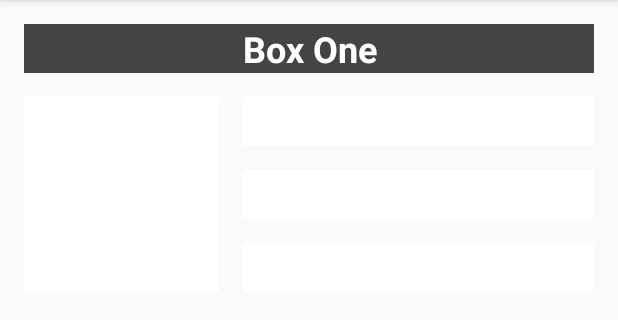
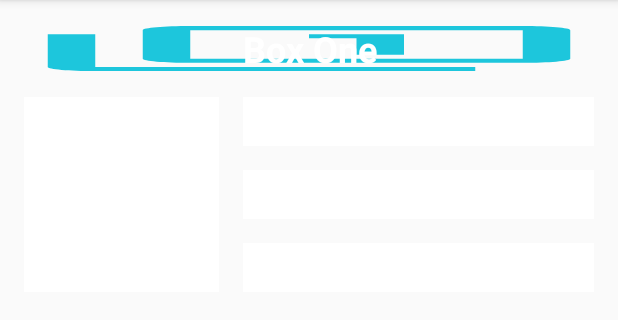
Before and after one commit to vsrinivasan81/ColorMyViews, an Android app: the screen it shows after launch (MainActivity), after a tap on "Box One", on a phone screen of 412 x 824 dp, the part 84-404 px from its top. Run offline under Robolectric (Android 15) with nearby library versions, the phone set to English and light mode, and no system bars; Roboto replaces fonts that are not available here.

Commit message:
Set background image instead of background color

```diff
--- a/app/src/main/java/com/example/android/colormyviews/MainActivity.kt
+++ b/app/src/main/java/com/example/android/colormyviews/MainActivity.kt
@@ -17,11 +17,21 @@ class MainActivity : AppCompatActivity() {
     private fun makeColored(view: View) {
         when (view.id) {
             // Boxes using Color class colors for the background
+            /*
             R.id.box_one_text -> view.setBackgroundColor(Color.DKGRAY)
             R.id.box_two_text -> view.setBackgroundColor(Color.GRAY)
             R.id.box_three_text -> view.setBackgroundColor(Color.BLUE)
             R.id.box_four_text -> view.setBackgroundColor(Color.MAGENTA)
             R.id.box_five_text -> view.setBackgroundColor(Color.RED)
+
+             */
+
+            R.id.box_one_text -> view.setBackgroundResource(R.drawable.image_1)
+            R.id.box_two_text -> view.setBackgroundResource(R.drawable.image_2)
+            R.id.box_three_text -> view.setBackgroundResource(R.drawable.image_3)
+            R.id.box_four_text -> view.setBackgroundResource(R.drawable.image_4)
+            R.id.box_five_text -> view.setBackgroundResource(R.drawable.image_5)
+
             else -> view.setBackgroundColor(Color.LTGRAY)
         }
     }
--- /dev/null
+++ b/app/src/main/res/drawable/image_1.xml
@@ -0,0 +1,5 @@
+<vector android:height="24dp" android:tint="#1DC6DC"
+    android:viewportHeight="24.0" android:viewportWidth="24.0"
+    android:width="24dp" xmlns:android="http://schemas.android.com/apk/res/android">
+    <path android:fillColor="#FF000000" android:pathData="M3,5L1,5v16c0,1.1 0.9,2 2,2h16v-2L3,21L3,5zM14,15h2L16,5h-4v2h2v8zM21,1L7,1c-1.1,0 -2,0.9 -2,2v14c0,1.1 0.9,2 2,2h14c1.1,0 2,-0.9 2,-2L23,3c0,-1.1 -0.9,-2 -2,-2zM21,17L7,17L7,3h14v14z"/>
+</vector>
--- /dev/null
+++ b/app/src/main/res/drawable/image_2.xml
@@ -0,0 +1,5 @@
+<vector android:height="24dp" android:tint="#39CB59"
+    android:viewportHeight="24.0" android:viewportWidth="24.0"
+    android:width="24dp" xmlns:android="http://schemas.android.com/apk/res/android">
+    <path android:fillColor="#FF000000" android:pathData="M3,5L1,5v16c0,1.1 0.9,2 2,2h16v-2L3,21L3,5zM21,1L7,1c-1.1,0 -2,0.9 -2,2v14c0,1.1 0.9,2 2,2h14c1.1,0 2,-0.9 2,-2L23,3c0,-1.1 -0.9,-2 -2,-2zM21,17L7,17L7,3h14v14zM17,13h-4v-2h2c1.1,0 2,-0.89 2,-2L17,7c0,-1.11 -0.9,-2 -2,-2h-4v2h4v2h-2c-1.1,0 -2,0.89 -2,2v4h6v-2z"/>
+</vector>
--- /dev/null
+++ b/app/src/main/res/drawable/image_3.xml
@@ -0,0 +1,5 @@
+<vector android:height="24dp" android:tint="#CB322D"
+    android:viewportHeight="24.0" android:viewportWidth="24.0"
+    android:width="24dp" xmlns:android="http://schemas.android.com/apk/res/android">
+    <path android:fillColor="#FF000000" android:pathData="M21,1L7,1c-1.1,0 -2,0.9 -2,2v14c0,1.1 0.9,2 2,2h14c1.1,0 2,-0.9 2,-2L23,3c0,-1.1 -0.9,-2 -2,-2zM21,17L7,17L7,3h14v14zM3,5L1,5v16c0,1.1 0.9,2 2,2h16v-2L3,21L3,5zM17,13v-1.5c0,-0.83 -0.67,-1.5 -1.5,-1.5 0.83,0 1.5,-0.67 1.5,-1.5L17,7c0,-1.11 -0.9,-2 -2,-2h-4v2h4v2h-2v2h2v2h-4v2h4c1.1,0 2,-0.89 2,-2z"/>
+</vector>
--- /dev/null
+++ b/app/src/main/res/drawable/image_4.xml
@@ -0,0 +1,5 @@
+<vector android:height="24dp" android:tint="#CB71CA"
+    android:viewportHeight="24.0" android:viewportWidth="24.0"
+    android:width="24dp" xmlns:android="http://schemas.android.com/apk/res/android">
+    <path android:fillColor="#FF000000" android:pathData="M3,5L1,5v16c0,1.1 0.9,2 2,2h16v-2L3,21L3,5zM15,15h2L17,5h-2v4h-2L13,5h-2v6h4v4zM21,1L7,1c-1.1,0 -2,0.9 -2,2v14c0,1.1 0.9,2 2,2h14c1.1,0 2,-0.9 2,-2L23,3c0,-1.1 -0.9,-2 -2,-2zM21,17L7,17L7,3h14v14z"/>
+</vector>
--- /dev/null
+++ b/app/src/main/res/drawable/image_5.xml
@@ -0,0 +1,5 @@
+<vector android:height="24dp" android:tint="#3D30CB"
+    android:viewportHeight="24.0" android:viewportWidth="24.0"
+    android:width="24dp" xmlns:android="http://schemas.android.com/apk/res/android">
+    <path android:fillColor="#FF000000" android:pathData="M21,1L7,1c-1.1,0 -2,0.9 -2,2v14c0,1.1 0.9,2 2,2h14c1.1,0 2,-0.9 2,-2L23,3c0,-1.1 -0.9,-2 -2,-2zM21,17L7,17L7,3h14v14zM3,5L1,5v16c0,1.1 0.9,2 2,2h16v-2L3,21L3,5zM17,13v-2c0,-1.11 -0.9,-2 -2,-2h-2L13,7h4L17,5h-6v6h4v2h-4v2h4c1.1,0 2,-0.89 2,-2z"/>
+</vector>
--- a/app/src/main/res/layout/activity_main.xml
+++ b/app/src/main/res/layout/activity_main.xml
@@ -25,8 +25,8 @@
         style="@style/whiteBox"
         android:layout_width="130dp"
         android:layout_height="130dp"
-        android:layout_marginStart="16dp"
-        android:layout_marginTop="16dp"
+        android:layout_marginStart="@dimen/margin_wide"
+        android:layout_marginTop="@dimen/margin_wide"
         android:text="@string/box_two"
         app:layout_constraintStart_toStartOf="parent"
         app:layout_constraintTop_toBottomOf="@+id/box_one_text" />
@@ -37,7 +37,7 @@
         android:layout_width="0dp"
         android:layout_height="wrap_content"
         android:layout_marginStart="@dimen/margin_wide"
-        android:layout_marginTop="16dp"
+        android:layout_marginTop="@dimen/margin_wide"
         android:layout_marginEnd="@dimen/margin_wide"
         android:text="@string/box_three"
         app:layout_constraintBottom_toTopOf="@+id/box_four_text"
@@ -67,7 +67,7 @@
         android:layout_height="wrap_content"
         android:layout_marginStart="@dimen/margin_wide"
         android:layout_marginEnd="@dimen/margin_wide"
-        android:layout_marginBottom="16dp"
+        android:layout_marginBottom="@dimen/margin_wide"
         android:text="@string/box_five"
         app:layout_constraintBottom_toBottomOf="@+id/box_two_text"
         app:layout_constraintEnd_toEndOf="parent"
```
